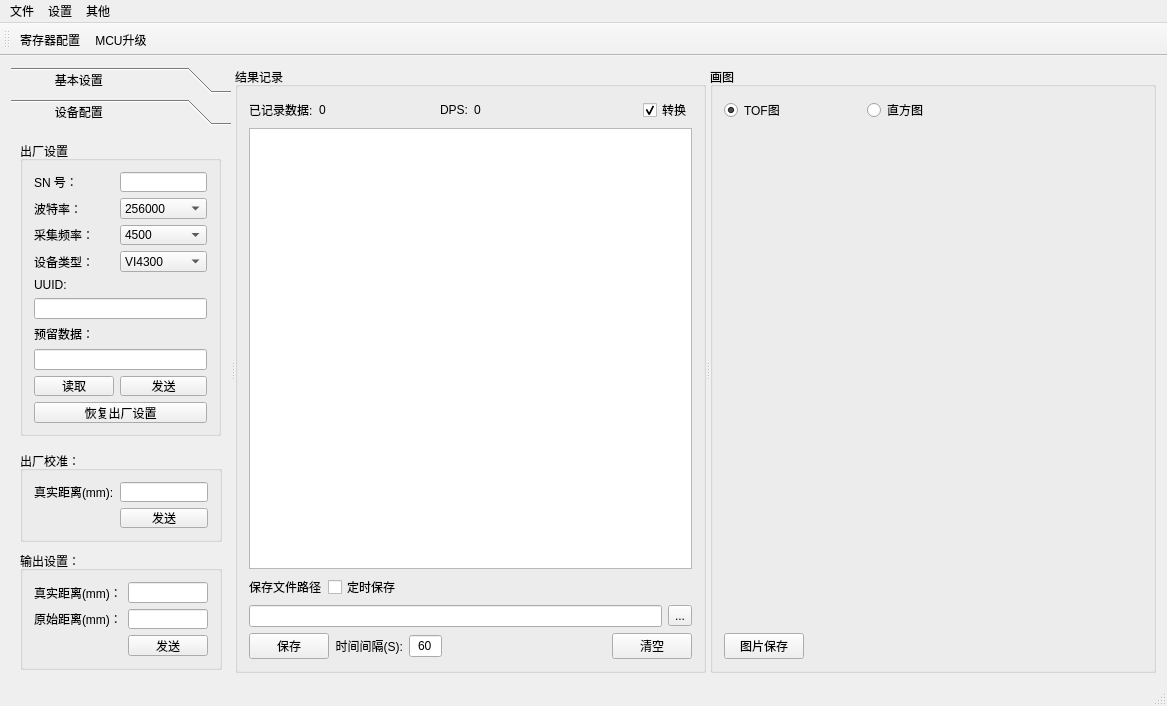
First picture: the form in mainwindow.ui, repository heathen557/vi4300, before the edit.
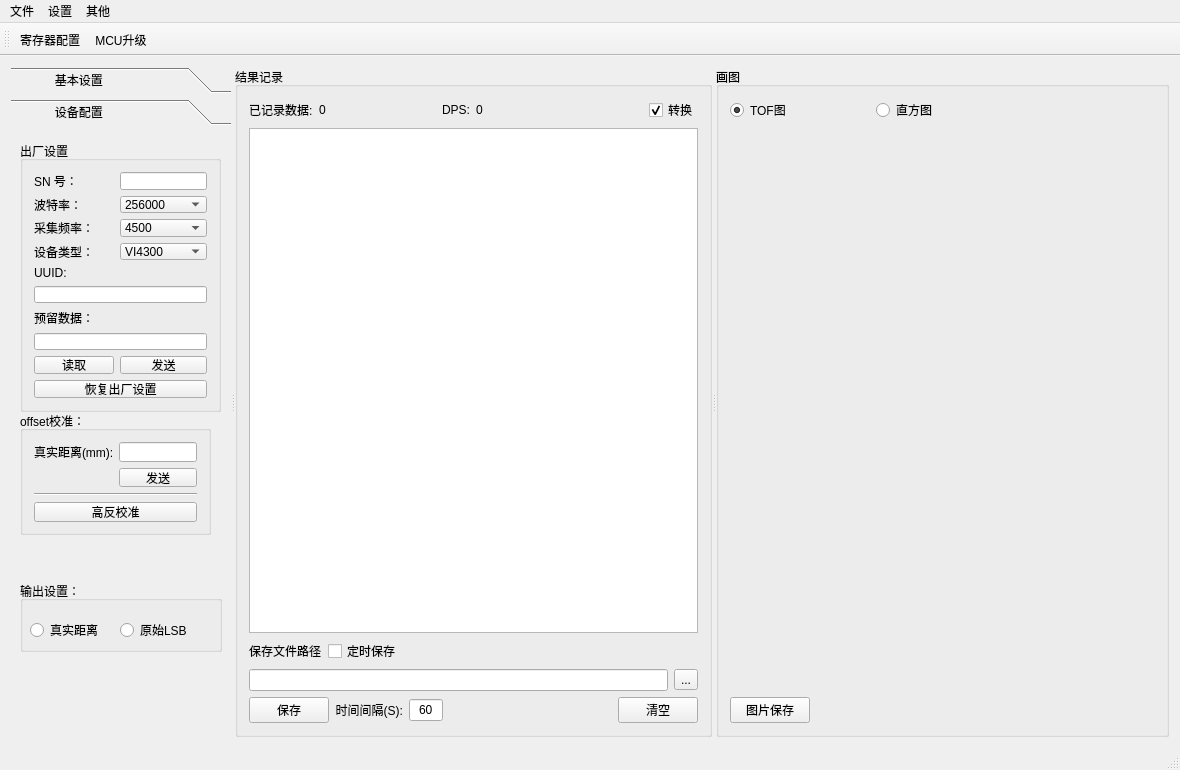
Second picture: the form after the edit. The open tabs and pages were chosen to show the change. Icons and pictures are not drawn. Custom widgets are drawn as their Qt base class.

What changed in the file:
```diff
--- a/mainwindow.ui
+++ b/mainwindow.ui
@@ -6,8 +6,8 @@
    <rect>
     <x>0</x>
     <y>0</y>
-    <width>1167</width>
-    <height>706</height>
+    <width>1180</width>
+    <height>770</height>
    </rect>
   </property>
   <property name="contextMenuPolicy">
@@ -290,7 +290,7 @@
           <x>0</x>
           <y>0</y>
           <width>220</width>
-          <height>553</height>
+          <height>617</height>
          </rect>
         </property>
         <property name="maximumSize">
@@ -308,7 +308,7 @@
            <x>9</x>
            <y>10</y>
            <width>201</width>
-           <height>295</height>
+           <height>271</height>
           </rect>
          </property>
          <property name="title">
@@ -560,17 +560,15 @@
          <property name="geometry">
           <rect>
            <x>9</x>
-           <y>320</y>
-           <width>202</width>
-           <height>91</height>
+           <y>280</y>
+           <width>191</width>
+           <height>124</height>
           </rect>
          </property>
          <property name="title">
-          <string>出厂校准：</string>
+          <string>offset校准：</string>
          </property>
-         <layout class="QGridLayout" name="gridLayout_11">
-          <item row="0" column="0">
-           <layout class="QFormLayout" name="formLayout_3">
+         <layout class="QGridLayout" name="gridLayout_9">
             <item row="0" column="0">
              <widget class="QLabel" name="label_6">
               <property name="text">
@@ -588,7 +586,7 @@
               </property>
               <property name="sizeHint" stdset="0">
                <size>
-                <width>58</width>
+              <width>75</width>
                 <height>17</height>
                </size>
               </property>
@@ -601,7 +599,19 @@
               </property>
              </widget>
             </item>
-           </layout>
+          <item row="2" column="0" colspan="2">
+           <widget class="Line" name="line">
+            <property name="orientation">
+             <enum>Qt::Horizontal</enum>
+            </property>
+           </widget>
+          </item>
+          <item row="3" column="0" colspan="2">
+           <widget class="QPushButton" name="gaofan_pushButton">
+            <property name="text">
+             <string>高反校准</string>
+            </property>
+           </widget>
           </item>
          </layout>
         </widget>
@@ -609,64 +619,40 @@
          <property name="geometry">
           <rect>
            <x>9</x>
-           <y>420</y>
+           <y>450</y>
            <width>202</width>
-           <height>119</height>
+           <height>71</height>
           </rect>
          </property>
          <property name="title">
           <string>输出设置：</string>
          </property>
-         <layout class="QGridLayout" name="gridLayout_14">
-          <item row="0" column="0">
-           <layout class="QFormLayout" name="formLayout_4">
-            <item row="0" column="0">
-             <widget class="QLabel" name="label_13">
-              <property name="text">
-               <string>真实距离(mm)：</string>
-              </property>
-             </widget>
-            </item>
-            <item row="0" column="1">
-             <widget class="QLineEdit" name="realDisOut_lineEdit"/>
-            </item>
-            <item row="1" column="0">
-             <widget class="QLabel" name="label_15">
+         <widget class="QRadioButton" name="realDis_out_radioButton">
+          <property name="geometry">
+           <rect>
+            <x>10</x>
+            <y>40</y>
+            <width>81</width>
+            <height>18</height>
+           </rect>
+          </property>
               <property name="text">
-               <string>原始距离(mm)：</string>
-              </property>
-             </widget>
-            </item>
-            <item row="1" column="1">
-             <widget class="QLineEdit" name="orialDisOut_lineEdit">
-              <property name="text">
-               <string/>
-              </property>
-             </widget>
-            </item>
-            <item row="2" column="0">
-             <spacer name="horizontalSpacer_10">
-              <property name="orientation">
-               <enum>Qt::Horizontal</enum>
-              </property>
-              <property name="sizeHint" stdset="0">
-               <size>
-                <width>40</width>
-                <height>20</height>
-               </size>
-              </property>
-             </spacer>
-            </item>
-            <item row="2" column="1">
-             <widget class="QPushButton" name="outSetting_pushButton">
+           <string>真实距离</string>
+          </property>
+         </widget>
+         <widget class="QRadioButton" name="LSB_out_radioButton">
+          <property name="geometry">
+           <rect>
+            <x>100</x>
+            <y>40</y>
+            <width>81</width>
+            <height>18</height>
+           </rect>
+          </property>
               <property name="text">
-               <string>发送</string>
-              </property>
-             </widget>
-            </item>
-           </layout>
-          </item>
-         </layout>
+           <string>原始LSB</string>
+          </property>
+         </widget>
         </widget>
        </widget>
       </widget>
@@ -990,7 +976,7 @@
     <rect>
      <x>0</x>
      <y>0</y>
-     <width>1167</width>
+     <width>1180</width>
      <height>22</height>
     </rect>
    </property>
```
Left out of the diff: 27 changed lines with no effect on the pictures. Lines whose indentation alone changed are shown as unchanged.
